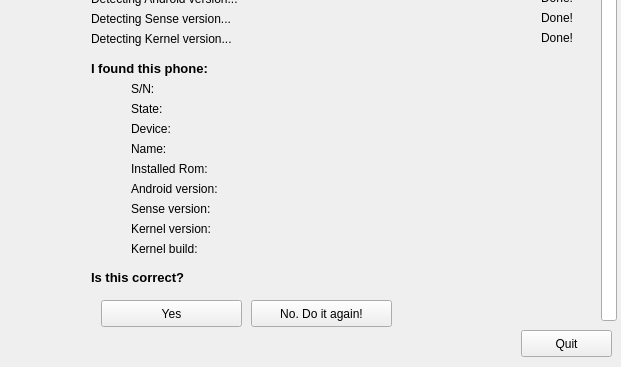
First picture: the form in detect.ui, repository showp1984/bricked-installer, before the edit; both pictures show x 109 to 730 and y 149 to 516 of the 730 by 516 pixel window.
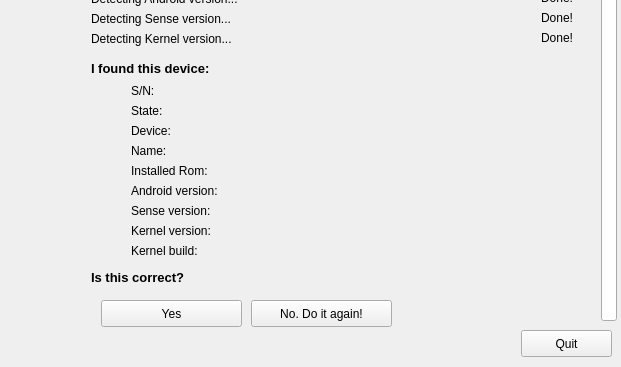
Second picture: the form after the edit. Icons and pictures are not drawn.

Commit message: detect: compatibility fixes for loosedows/mac

The edit to the form file:
```diff
--- a/detect.ui
+++ b/detect.ui
@@ -260,7 +260,7 @@
 &lt;html&gt;&lt;head&gt;&lt;meta name=&quot;qrichtext&quot; content=&quot;1&quot; /&gt;&lt;style type=&quot;text/css&quot;&gt;
 p, li { white-space: pre-wrap; }
 &lt;/style&gt;&lt;/head&gt;&lt;body style=&quot; font-family:'Sans'; font-size:10pt; font-weight:400; font-style:normal;&quot;&gt;
-&lt;p style=&quot; margin-top:0px; margin-bottom:0px; margin-left:0px; margin-right:0px; -qt-block-indent:0; text-indent:0px;&quot;&gt;&lt;span style=&quot; font-weight:600;&quot;&gt;I found this phone:&lt;/span&gt;&lt;/p&gt;&lt;/body&gt;&lt;/html&gt;</string>
+&lt;p style=&quot; margin-top:0px; margin-bottom:0px; margin-left:0px; margin-right:0px; -qt-block-indent:0; text-indent:0px;&quot;&gt;&lt;span style=&quot; font-weight:600;&quot;&gt;I found this device:&lt;/span&gt;&lt;/p&gt;&lt;/body&gt;&lt;/html&gt;</string>
     </property>
    </widget>
    <widget class="QLabel" name="lbl_snr">
@@ -269,7 +269,7 @@
       <x>240</x>
       <y>210</y>
       <width>171</width>
-      <height>17</height>
+      <height>21</height>
      </rect>
     </property>
     <property name="text">
@@ -282,7 +282,7 @@
       <x>240</x>
       <y>230</y>
       <width>171</width>
-      <height>17</height>
+      <height>21</height>
      </rect>
     </property>
     <property name="text">
@@ -295,7 +295,7 @@
       <x>240</x>
       <y>270</y>
       <width>171</width>
-      <height>17</height>
+      <height>21</height>
      </rect>
     </property>
     <property name="text">
@@ -308,7 +308,7 @@
       <x>240</x>
       <y>290</y>
       <width>171</width>
-      <height>17</height>
+      <height>21</height>
      </rect>
     </property>
     <property name="text">
@@ -321,7 +321,7 @@
       <x>240</x>
       <y>310</y>
       <width>171</width>
-      <height>17</height>
+      <height>21</height>
      </rect>
     </property>
     <property name="text">
@@ -334,7 +334,7 @@
       <x>240</x>
       <y>330</y>
       <width>171</width>
-      <height>17</height>
+      <height>21</height>
      </rect>
     </property>
     <property name="text">
@@ -347,7 +347,7 @@
       <x>420</x>
       <y>210</y>
       <width>231</width>
-      <height>16</height>
+      <height>21</height>
      </rect>
     </property>
     <property name="text">
@@ -363,7 +363,7 @@
       <x>420</x>
       <y>230</y>
       <width>231</width>
-      <height>16</height>
+      <height>21</height>
      </rect>
     </property>
     <property name="text">
@@ -379,7 +379,7 @@
       <x>350</x>
       <y>270</y>
       <width>301</width>
-      <height>16</height>
+      <height>21</height>
      </rect>
     </property>
     <property name="text">
@@ -392,10 +392,10 @@
    <widget class="QLabel" name="lbl_edt_romver">
     <property name="geometry">
      <rect>
-      <x>420</x>
+      <x>350</x>
       <y>290</y>
-      <width>231</width>
-      <height>16</height>
+      <width>301</width>
+      <height>21</height>
      </rect>
     </property>
     <property name="text">
@@ -411,7 +411,7 @@
       <x>420</x>
       <y>310</y>
       <width>231</width>
-      <height>16</height>
+      <height>21</height>
      </rect>
     </property>
     <property name="text">
@@ -427,7 +427,7 @@
       <x>420</x>
       <y>330</y>
       <width>231</width>
-      <height>16</height>
+      <height>21</height>
      </rect>
     </property>
     <property name="text">
@@ -443,7 +443,7 @@
       <x>350</x>
       <y>250</y>
       <width>301</width>
-      <height>16</height>
+      <height>21</height>
      </rect>
     </property>
     <property name="text">
@@ -459,7 +459,7 @@
       <x>240</x>
       <y>250</y>
       <width>171</width>
-      <height>17</height>
+      <height>21</height>
      </rect>
     </property>
     <property name="text">
@@ -471,7 +471,7 @@
      <rect>
       <x>200</x>
       <y>400</y>
-      <width>461</width>
+      <width>131</width>
       <height>16</height>
      </rect>
     </property>
@@ -528,7 +528,7 @@
       <x>240</x>
       <y>350</y>
       <width>171</width>
-      <height>17</height>
+      <height>21</height>
      </rect>
     </property>
     <property name="text">
@@ -541,7 +541,7 @@
       <x>240</x>
       <y>370</y>
       <width>171</width>
-      <height>17</height>
+      <height>21</height>
      </rect>
     </property>
     <property name="text">
@@ -551,10 +551,10 @@
    <widget class="QLabel" name="lbl_edt_kernelversion">
     <property name="geometry">
      <rect>
-      <x>420</x>
+      <x>350</x>
       <y>350</y>
-      <width>231</width>
-      <height>16</height>
+      <width>301</width>
+      <height>21</height>
      </rect>
     </property>
     <property name="text">
```
The commit also changes 2 other files.
